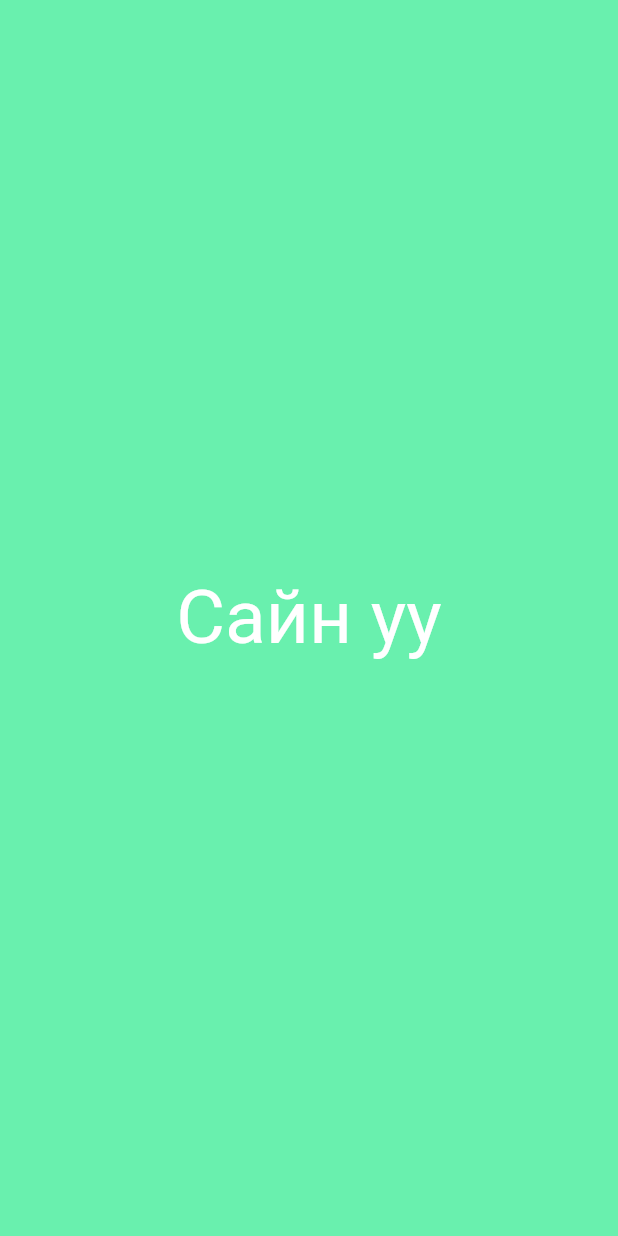
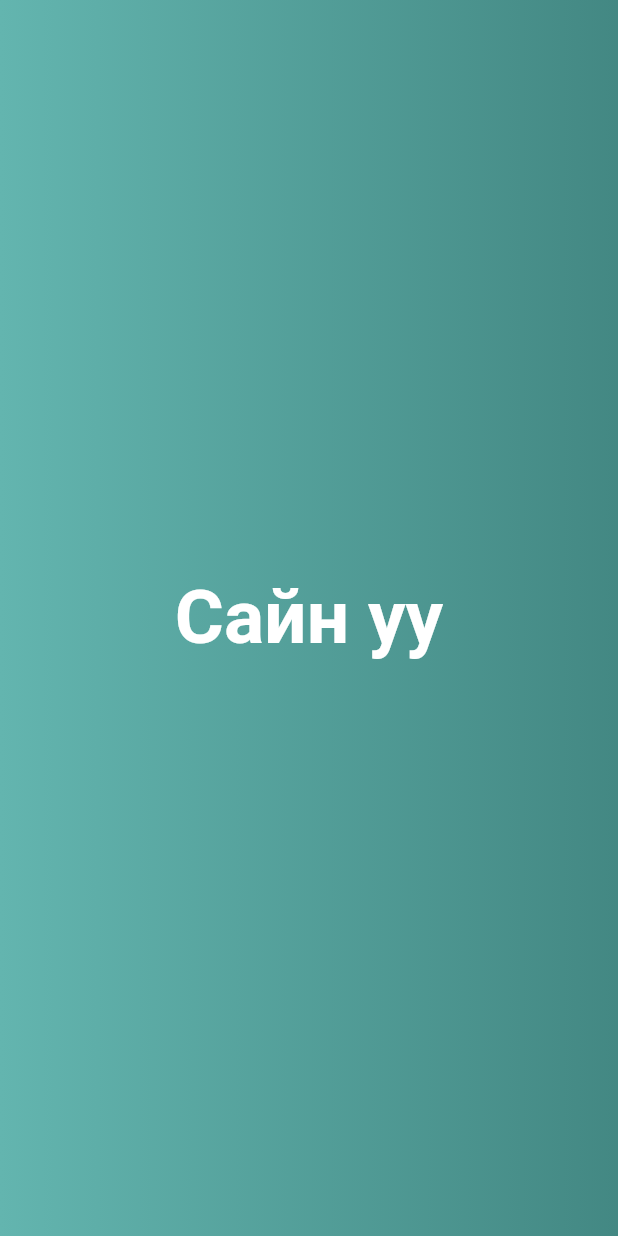
Before and after one commit to enkhuush27/mobile-income-expense, a Flutter app: the first screen one second after launch, on a phone screen of 412 x 824 dp. Run offline on Flutter 3.47's test engine with Material 2 defaults, Android fonts, the light colour scheme and no system bars.

Commit message:
onboard screen duusaw

```diff
--- a/lib/main.dart
+++ b/lib/main.dart
@@ -1,21 +1,26 @@
 import 'package:flutter/material.dart';
+import 'onboarding.dart';
+import 'splash_screen.dart';
 
-void main() => runApp(MyApp());
+void main() {
+  runApp(const MyApp());
+}
 
 class MyApp extends StatelessWidget {
   const MyApp({super.key});
 
+  // This widget is the root of your application.
   @override
   Widget build(BuildContext context) {
     return MaterialApp(
-      home: Scaffold(
-        backgroundColor: Colors.greenAccent,
-        body: Center(
-          child: Text(
-            "Сайн уу",
-            style: TextStyle(color: Colors.white, fontSize: 50),
-          ),
-        ),
+      title: 'Income and Expenses',
+      initialRoute: '/',
+      routes: {
+        '/': (context) => const SplashScreen(),
+        '/onboard': (context) => Onboard(),
+      },
+      theme: ThemeData(
+        primarySwatch: Colors.blue,
       ),
     );
   }
--- /dev/null
+++ b/lib/splash_screen.dart
@@ -0,0 +1,36 @@
+import 'package:flutter/material.dart';
+
+class SplashScreen extends StatelessWidget {
+  const SplashScreen({super.key});
+
+  @override
+  Widget build(BuildContext context) {
+    callDelay(context);
+    return MaterialApp(
+      home: Scaffold(
+        body: Container(
+          decoration: BoxDecoration(
+              gradient: LinearGradient(
+            begin: Alignment.centerLeft,
+            end: Alignment.centerRight,
+            colors: [Color(0xFF63B5AF), Color(0xFF438883)],
+          )),
+          child: Center(
+            child: Text(
+              "Сайн уу",
+              style: TextStyle(
+                  color: Color(0xFFFFFFFF),
+                  fontSize: 50,
+                  fontWeight: FontWeight.bold),
+            ),
+          ),
+        ),
+      ),
+    );
+  }
+
+  Future callDelay(BuildContext context) async {
+    await Future.delayed(const Duration(milliseconds: 5000), () {});
+    Navigator.pushNamed(context, "/onboard");
+  }
+}
--- a/pubspec.yaml
+++ b/pubspec.yaml
@@ -59,7 +59,8 @@ flutter:
   uses-material-design: true
 
   # To add assets to your application, add an assets section, like this:
-  # assets:
+  assets :
+  - assets/
   #   - images/a_dot_burr.jpeg
   #   - images/a_dot_ham.jpeg
 
```
Also changed, not shown: lib/onboarding.dart (added, +92 -0 lines), assets/man.png (added).
